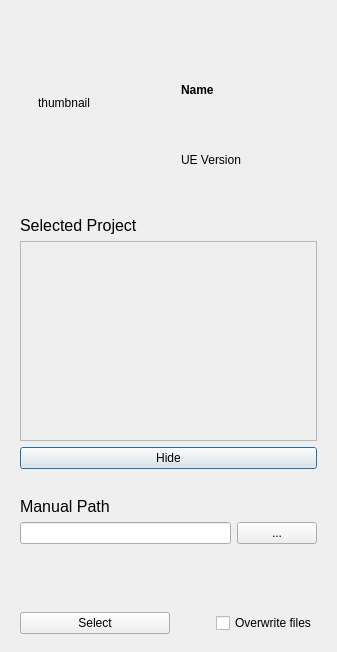
First picture: the form in qt5/gui_elements/downloadAsset.ui, repository Shotaos/GSheetsEngine, before the edit.
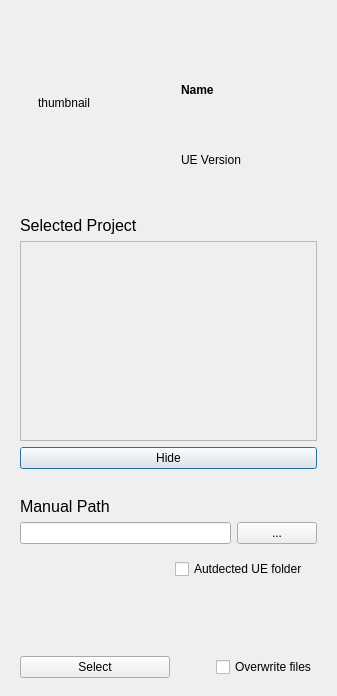
Second picture: the form after the edit.

Commit message: Add auto locate UE folder #7

```diff
--- a/qt5/gui_elements/downloadAsset.ui
+++ b/qt5/gui_elements/downloadAsset.ui
@@ -7,7 +7,7 @@
     <x>0</x>
     <y>0</y>
     <width>414</width>
-    <height>625</height>
+    <height>665</height>
    </rect>
   </property>
   <property name="sizePolicy">
@@ -241,6 +241,35 @@
         </layout>
        </widget>
       </item>
+      <item>
+       <widget class="QWidget" name="widget_6" native="true">
+        <layout class="QHBoxLayout" name="horizontalLayout">
+         <item>
+          <spacer name="horizontalSpacer_2">
+           <property name="orientation">
+            <enum>Qt::Horizontal</enum>
+           </property>
+           <property name="sizeHint" stdset="0">
+            <size>
+             <width>40</width>
+             <height>20</height>
+            </size>
+           </property>
+          </spacer>
+         </item>
+         <item>
+          <widget class="QCheckBox" name="autodetect_ue_checkbox">
+           <property name="layoutDirection">
+            <enum>Qt::LeftToRight</enum>
+           </property>
+           <property name="text">
+            <string>Autdected UE folder</string>
+           </property>
+          </widget>
+         </item>
+        </layout>
+       </widget>
+      </item>
      </layout>
     </widget>
    </item>
```
The commit also changes 1 other file.
